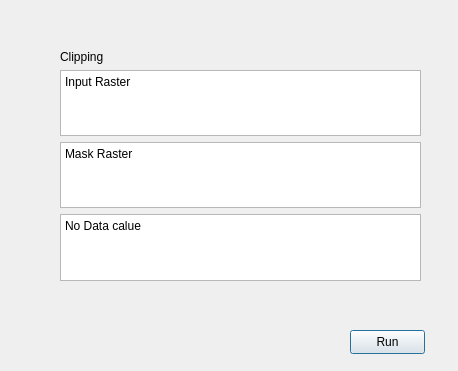
First picture: the form in GUI/Clipping.ui, repository Adi-Dev-hub/Flood, before the edit.
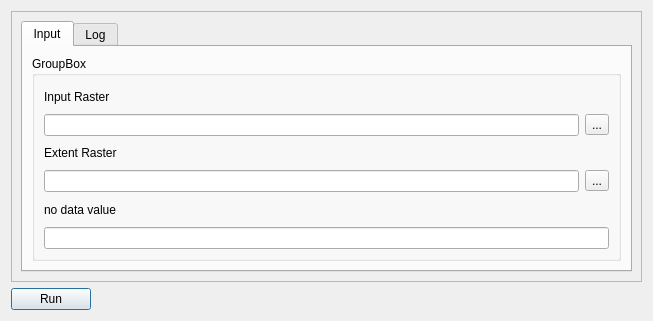
Second picture: the form after the edit.

The edit to the form file:
```diff
--- a/GUI/Clipping.ui
+++ b/GUI/Clipping.ui
@@ -6,67 +6,136 @@
    <rect>
     <x>0</x>
     <y>0</y>
-    <width>458</width>
-    <height>371</height>
+    <width>653</width>
+    <height>321</height>
    </rect>
   </property>
   <property name="windowTitle">
    <string>Dialog</string>
   </property>
-  <widget class="QWidget" name="verticalLayoutWidget">
+  <layout class="QGridLayout" name="gridLayout">
+   <item row="0" column="0">
+    <widget class="QScrollArea" name="scrollArea">
+     <property name="widgetResizable">
+      <bool>true</bool>
+     </property>
+     <widget class="QWidget" name="scrollAreaWidgetContents">
    <property name="geometry">
     <rect>
-     <x>60</x>
-     <y>50</y>
-     <width>361</width>
-     <height>231</height>
-    </rect>
-   </property>
-   <layout class="QVBoxLayout" name="verticalLayout">
-    <item>
+        <x>0</x>
+        <y>0</y>
+        <width>608</width>
+        <height>275</height>
+       </rect>
+      </property>
+      <layout class="QGridLayout" name="gridLayout_2">
+       <item row="0" column="0">
+        <widget class="QTabWidget" name="tabWidget">
+         <property name="currentIndex">
+          <number>0</number>
+         </property>
+         <widget class="QWidget" name="tab">
+          <attribute name="title">
+           <string>Input</string>
+          </attribute>
+          <layout class="QGridLayout" name="gridLayout_3">
+           <item row="0" column="0">
+            <widget class="QGroupBox" name="groupBox">
+             <property name="title">
+              <string>GroupBox</string>
+             </property>
+             <layout class="QGridLayout" name="gridLayout_4">
+              <item row="0" column="0">
      <widget class="QLabel" name="label">
       <property name="text">
-       <string>Clipping</string>
-      </property>
-     </widget>
-    </item>
-    <item>
-     <widget class="QPlainTextEdit" name="plainTextEdit">
-      <property name="plainText">
        <string>Input Raster</string>
       </property>
      </widget>
     </item>
+              <item row="1" column="0">
+               <layout class="QHBoxLayout" name="horizontalLayout">
     <item>
-     <widget class="QPlainTextEdit" name="plainTextEdit_2">
-      <property name="plainText">
-       <string>Mask Raster
-</string>
+                 <widget class="QLineEdit" name="lineEdit_1"/>
+                </item>
+                <item>
+                 <widget class="QToolButton" name="toolButton_2">
+                  <property name="text">
+                   <string>...</string>
       </property>
      </widget>
     </item>
+               </layout>
+              </item>
+              <item row="2" column="0">
+               <widget class="QLabel" name="label_2">
+                <property name="text">
+                 <string>Extent Raster</string>
+                </property>
+               </widget>
+              </item>
+              <item row="3" column="0">
+               <layout class="QHBoxLayout" name="horizontalLayout_2">
     <item>
-     <widget class="QPlainTextEdit" name="plainTextEdit_3">
-      <property name="plainText">
-       <string>No Data calue</string>
+                 <widget class="QLineEdit" name="lineEdit_2"/>
+                </item>
+                <item>
+                 <widget class="QToolButton" name="toolButton_3">
+                  <property name="text">
+                   <string>...</string>
       </property>
      </widget>
     </item>
    </layout>
-  </widget>
+              </item>
+              <item row="4" column="0">
+               <widget class="QLabel" name="label_3">
+                <property name="text">
+                 <string>no data value</string>
+                </property>
+               </widget>
+              </item>
+              <item row="5" column="0">
+               <layout class="QHBoxLayout" name="horizontalLayout_3">
+                <item>
+                 <widget class="QLineEdit" name="lineEdit_3"/>
+                </item>
+               </layout>
+              </item>
+             </layout>
+            </widget>
+           </item>
+          </layout>
+         </widget>
+         <widget class="QWidget" name="tab_2">
+          <attribute name="title">
+           <string>Log</string>
+          </attribute>
+          <layout class="QGridLayout" name="gridLayout_5">
+           <item row="0" column="0">
+            <widget class="QTextBrowser" name="textBrowser"/>
+           </item>
+          </layout>
+         </widget>
+        </widget>
+       </item>
+      </layout>
+     </widget>
+    </widget>
+   </item>
+   <item row="1" column="0">
   <widget class="QPushButton" name="pushButton">
-   <property name="geometry">
-    <rect>
-     <x>350</x>
-     <y>330</y>
-     <width>75</width>
-     <height>24</height>
-    </rect>
+     <property name="sizePolicy">
+      <sizepolicy hsizetype="Fixed" vsizetype="Fixed">
+       <horstretch>0</horstretch>
+       <verstretch>0</verstretch>
+      </sizepolicy>
    </property>
    <property name="text">
     <string>Run</string>
    </property>
   </widget>
+   </item>
+  </layout>
  </widget>
  <resources/>
  <connections/>
```
Lines whose indentation alone changed are shown as unchanged.
